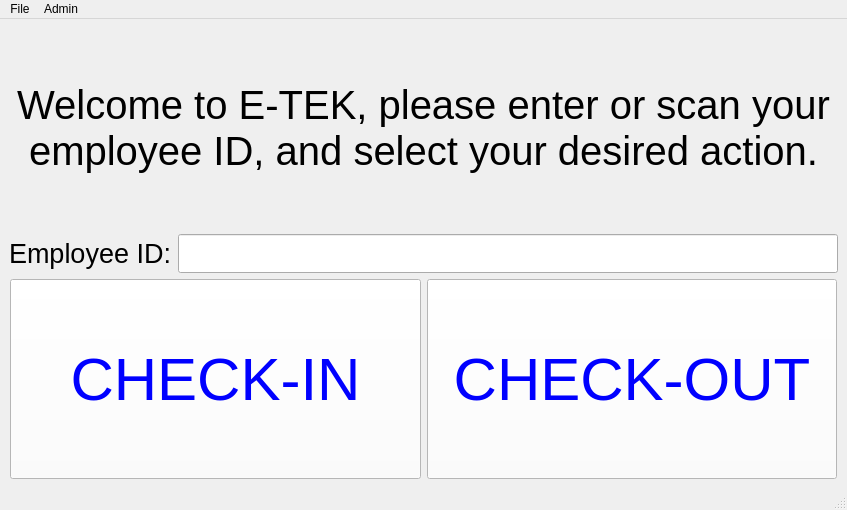
Qt form ui/Etek_main_window.ui (Capstone-RFID/Code) before a commit.
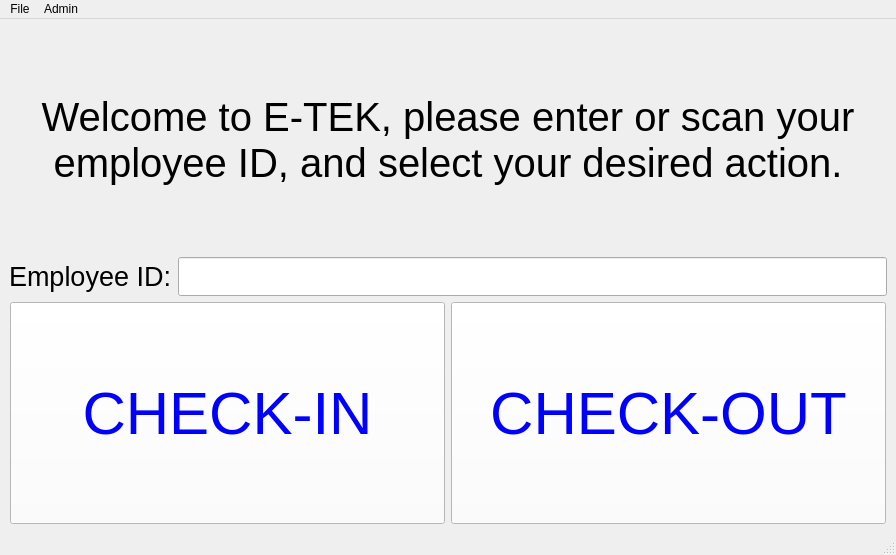
The same form after that commit.

Commit message:
All-In-One Main Window Created
All-in-one main winow w/ employee ID, check-in/out and item list created.

Also created .py file for admin and all-in-one window.

The edit to the form file:
```diff
--- a/ui/Etek_main_window.ui
+++ b/ui/Etek_main_window.ui
@@ -6,8 +6,8 @@
    <rect>
     <x>0</x>
     <y>0</y>
-    <width>847</width>
-    <height>510</height>
+    <width>896</width>
+    <height>555</height>
    </rect>
   </property>
   <property name="windowTitle">
@@ -125,8 +125,8 @@
     <rect>
      <x>0</x>
      <y>0</y>
-     <width>847</width>
-     <height>18</height>
+     <width>896</width>
+     <height>21</height>
     </rect>
    </property>
    <widget class="QMenu" name="menuFile">
```
The commit also changes 5 other files.
